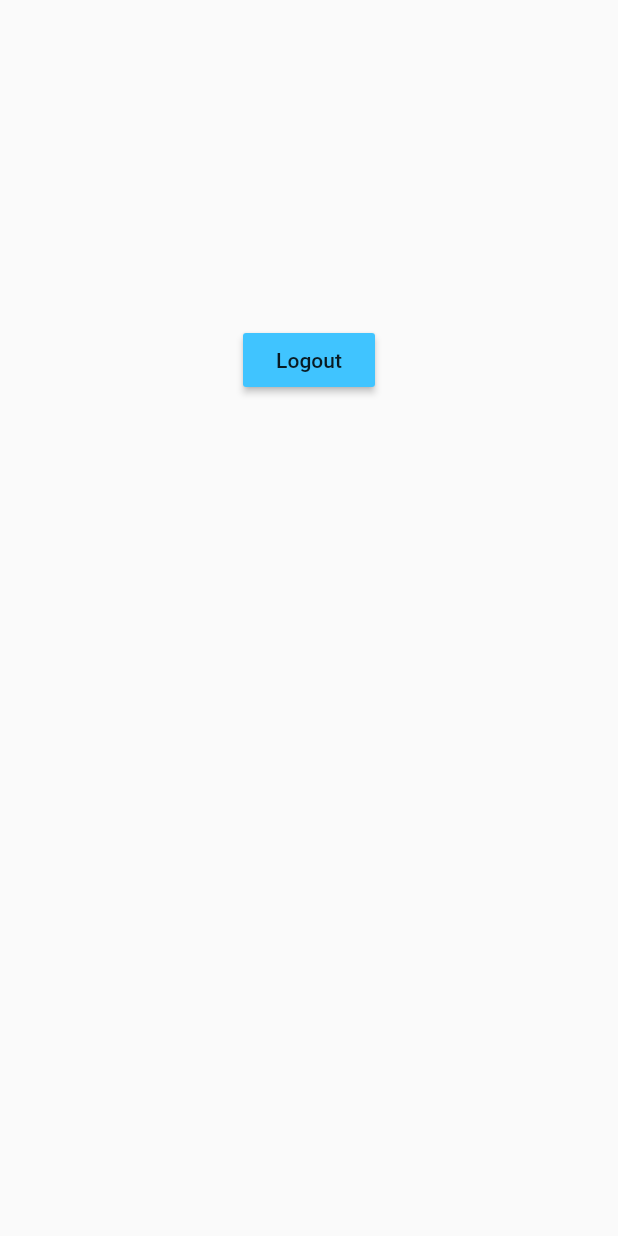
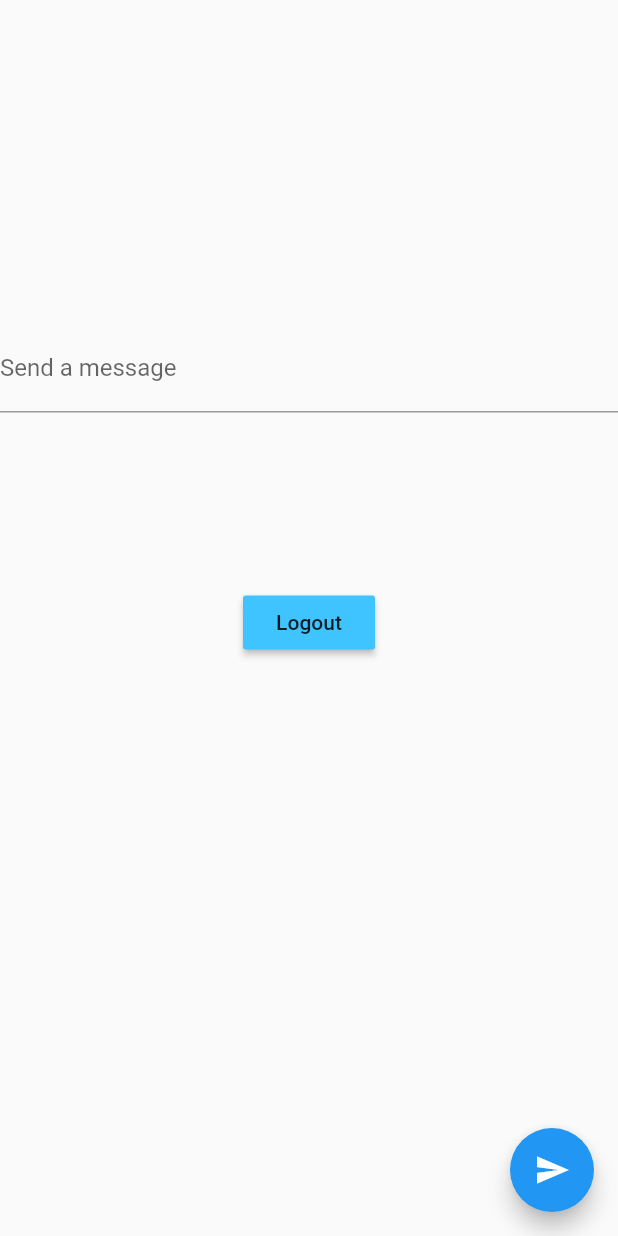
Before and after one commit to Beer-Driven-Development/dringo-mobile, a Flutter app: the DashBoard screen opened by its route, on a phone screen of 412 x 824 dp. Run offline on Flutter 3.47's test engine with Material 2 defaults, Android fonts, the phone set to English and light mode, and no system bars; our stand-ins replace flushbar, font_awesome_flutter, shared_preferences; accounts and stored records are empty; network calls fail; Roboto replaces fonts that are missing (Poppins); project files that could hold a hidden picture were left out.

Commit message:
working on websocket

```diff
--- a/lib/pages/dashboard.dart
+++ b/lib/pages/dashboard.dart
@@ -1,30 +1,65 @@
+import 'dart:convert';
+
 import 'package:dringo/domain/user.dart';
 import 'package:dringo/pages/login.dart';
 import 'package:dringo/providers/user_provider.dart';
+import 'package:flutter/foundation.dart';
 import 'package:flutter/material.dart';
 import 'package:provider/provider.dart';
+import 'package:web_socket_channel/web_socket_channel.dart';
 
 import '../providers/auth.dart';
 
 class DashBoard extends StatefulWidget {
   static const routeName = '/home';
 
+  final User user;
+  final WebSocketChannel channel;
+
+  DashBoard({Key key, this.user, this.channel}) : super(key: key);
+
   @override
   _DashBoardState createState() => _DashBoardState();
 }
 
 class _DashBoardState extends State<DashBoard> {
+  TextEditingController _controller = TextEditingController();
+  User user;
+  @override
+  void initState() {
+    user = widget.user;
+    super.initState();
+  }
+
   @override
   Widget build(BuildContext context) {
-    User user = Provider.of<UserProvider>(context).user;
+    user = Provider.of<UserProvider>(context).user;
 
     return Scaffold(
+      floatingActionButton: FloatingActionButton(
+        onPressed: _sendMessage,
+        tooltip: 'Send message',
+        child: Icon(Icons.send),
+      ),
       body: Column(
         children: [
           SizedBox(
             height: 100,
           ),
           Center(child: Text(user.token != null ? user.token : '')),
+          SizedBox(height: 100),
+          Form(
+            child: TextFormField(
+              controller: _controller,
+              decoration: InputDecoration(labelText: 'Send a message'),
+            ),
+          ),
+          StreamBuilder(
+            stream: widget.channel.stream,
+            builder: (context, snapshot) {
+              return Text(snapshot.hasData ? '${snapshot.data}' : '');
+            },
+          ),
           SizedBox(height: 100),
           RaisedButton(
             onPressed: () {
@@ -41,4 +76,23 @@ class _DashBoardState extends State<DashBoard> {
       ),
     );
   }
+
+  void _sendMessage() {
+    Map<String, dynamic> joinRoom = {
+      "event": "joinRoom",
+      "data": [
+        {"id": 10},
+        {"token": user.token}
+      ]
+    };
+    if (_controller.text.isNotEmpty) {
+      widget.channel.sink.add(json.encode(joinRoom));
+    }
+  }
+
+  @override
+  void dispose() {
+    widget.channel.sink.close();
+    super.dispose();
+  }
 }
--- a/lib/pages/login.dart
+++ b/lib/pages/login.dart
@@ -38,7 +38,7 @@ class _LoginState extends State<Login> {
     );
 
     final passwordField = TextFormField(
-      style: TextStyle(fontSize: 18.0),
+      style: TextStyle(fontSize: 18.0, color: Colors.white),
       autofocus: false,
       obscureText: true,
       validator: (value) => value.isEmpty ? "Please enter password" : null,
--- a/lib/routes.dart
+++ b/lib/routes.dart
@@ -1,9 +1,13 @@
 import 'package:dringo/pages/dashboard.dart';
 import 'package:dringo/pages/login.dart';
 import 'package:dringo/pages/register.dart';
+import 'package:dringo/util/app_url.dart';
+import 'package:web_socket_channel/io.dart';
 
 final routes = {
-  DashBoard.routeName: (ctx) => DashBoard(),
+  DashBoard.routeName: (ctx) => DashBoard(
+        channel: IOWebSocketChannel.connect(AppUrl.baseWsURL),
+      ),
   Login.routeName: (ctx) => Login(),
   Register.routeName: (ctx) => Register(),
 };
--- a/lib/util/app_url.dart
+++ b/lib/util/app_url.dart
@@ -1,8 +1,11 @@
 class AppUrl {
   static const String liveBaseURL = "https://dringo.herokuapp.com";
   static const String localBaseURL = "http://10.0.2.2:3000";
+  static const String liveWsURL = "ws://dringo.herokuapp.com";
+  static const String localWsURL = "ws://10.0.2.2:3000";
+  static const String baseURL = localBaseURL;
+  static const String baseWsURL = liveWsURL;
 
-  static const String baseURL = localBaseURL;
   static const String login = baseURL + "/auth/login";
   static const String register = baseURL + "/auth/register";
 }
--- a/pubspec.yaml
+++ b/pubspec.yaml
@@ -24,6 +24,7 @@ dependencies:
   flutter:
     sdk: flutter
   dio: ^3.0.10
+  web_socket_channel: ^1.1.0
   provider: ^4.3.2+2
   shared_preferences: ^0.5.12+2
   image_picker: ^0.6.7+12
```
Also changed, not shown: lib/main.dart (+7 -2 lines), pubspec.lock.
